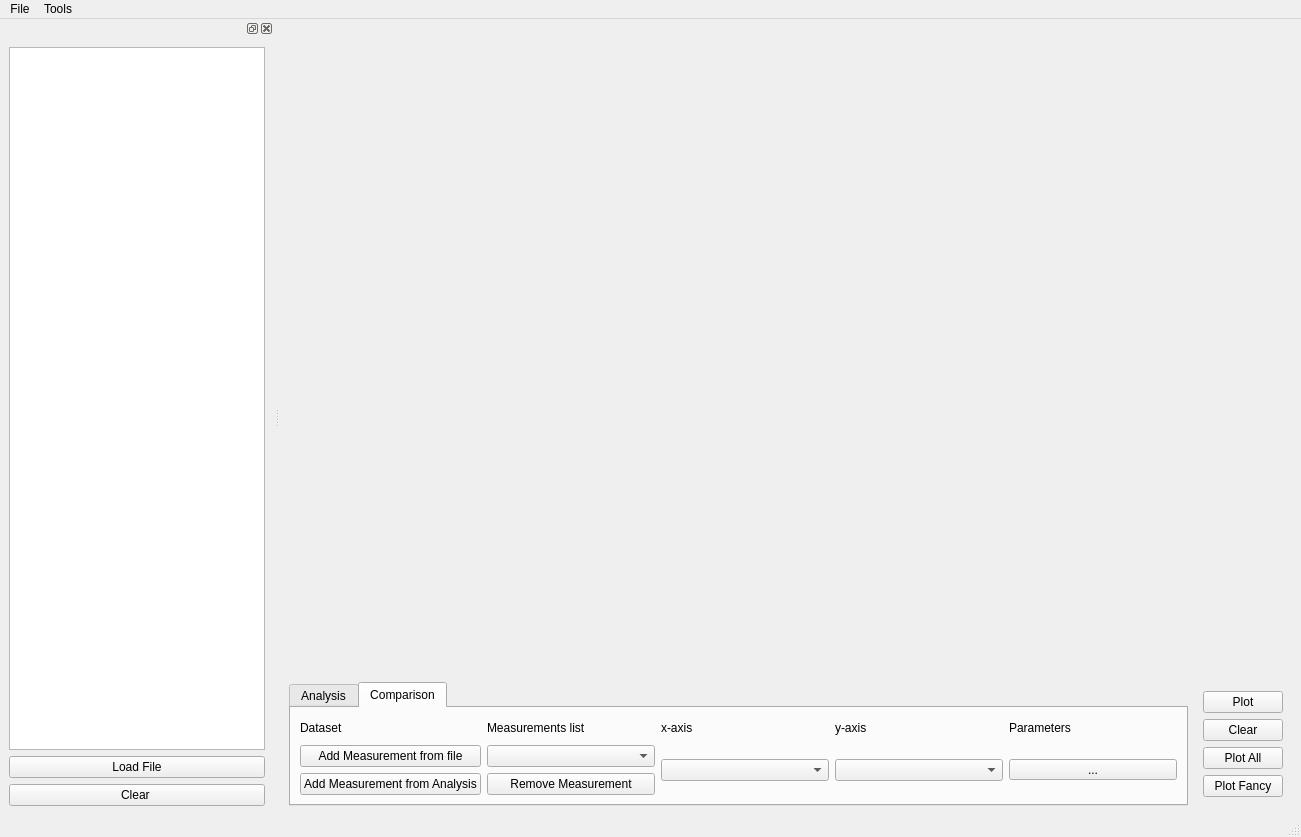
This is ThermalConductivity/Gui/__designer/dataviewer_style.ui in a-dumont/Conductivite_Thermique as Qt 5 draws it before an edit. The edited form follows.
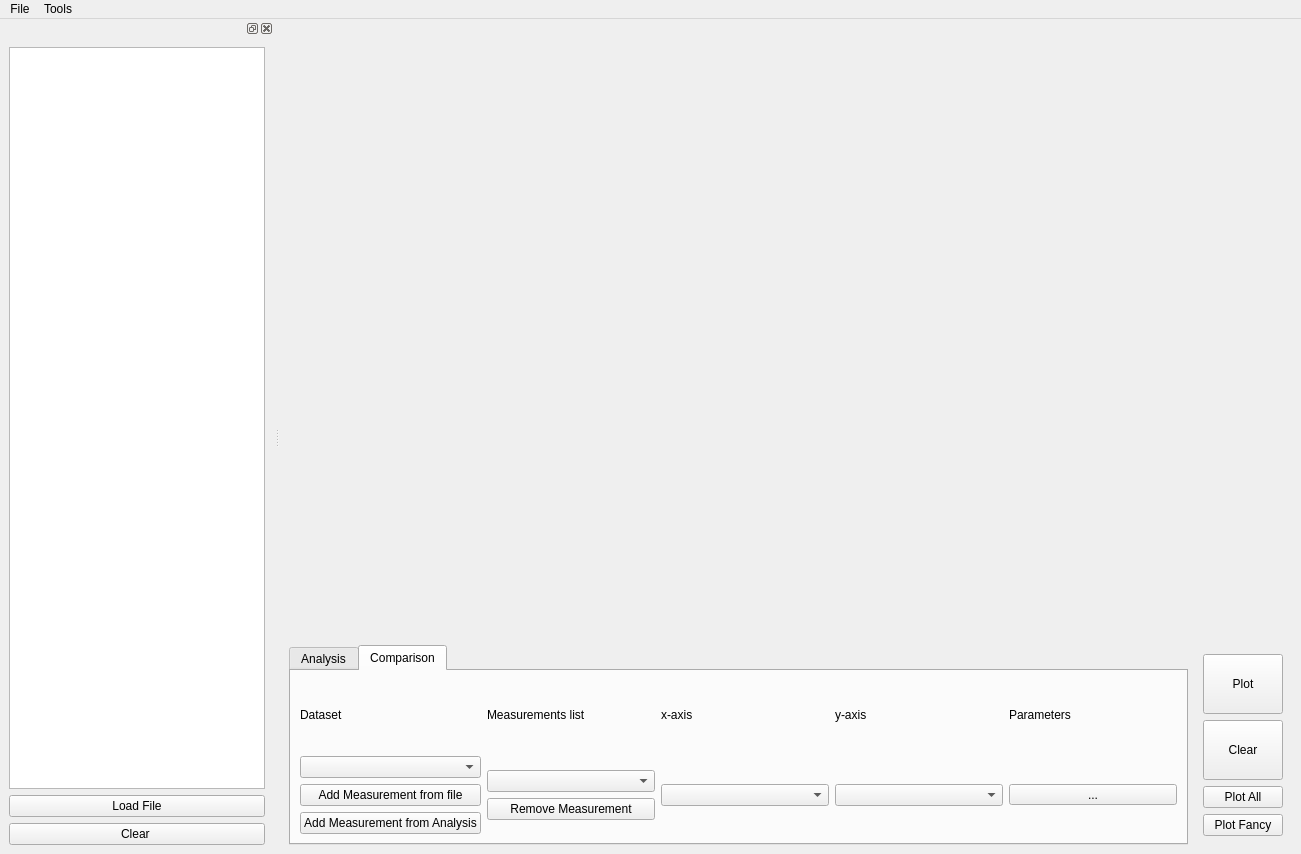
This is the edited form. The open tabs and pages were chosen to show the change. Custom widgets are drawn as their Qt base class.

Commit message: Rewrote Comparison

Diff of the .ui file:
```diff
--- a/ThermalConductivity/Gui/__designer/dataviewer_style.ui
+++ b/ThermalConductivity/Gui/__designer/dataviewer_style.ui
@@ -7,7 +7,7 @@
     <x>0</x>
     <y>0</y>
     <width>1301</width>
-    <height>837</height>
+    <height>854</height>
    </rect>
   </property>
   <property name="windowTitle">
@@ -46,6 +46,12 @@
         <verstretch>0</verstretch>
        </sizepolicy>
       </property>
+      <property name="minimumSize">
+       <size>
+        <width>0</width>
+        <height>200</height>
+       </size>
+      </property>
       <layout class="QHBoxLayout" name="horizontalLayout_6">
        <property name="leftMargin">
         <number>0</number>
@@ -76,7 +82,7 @@
          <property name="maximumSize">
           <size>
            <width>16777215</width>
-           <height>150</height>
+           <height>200</height>
           </size>
          </property>
          <property name="currentIndex">
@@ -275,6 +281,9 @@
                   <property name="spacing">
                    <number>6</number>
                   </property>
+                  <item>
+                   <widget class="QComboBox" name="comboBox_Comparison"/>
+                  </item>
                   <item>
                    <widget class="QPushButton" name="pushButtonComparisonAddFile">
                     <property name="text">
@@ -393,14 +402,6 @@
    <addaction name="menuFile"/>
    <addaction name="menuTools"/>
   </widget>
-  <widget class="QStatusBar" name="statusbar">
-   <property name="sizePolicy">
-    <sizepolicy hsizetype="Preferred" vsizetype="Preferred">
-     <horstretch>0</horstretch>
-     <verstretch>0</verstretch>
-    </sizepolicy>
-   </property>
-  </widget>
   <widget class="QDockWidget" name="dockWidget_1">
    <property name="sizePolicy">
     <sizepolicy hsizetype="Preferred" vsizetype="Preferred">
```
Left out of the diff: 2 changed lines with no effect on the pictures. The commit also changes 2 other files.
